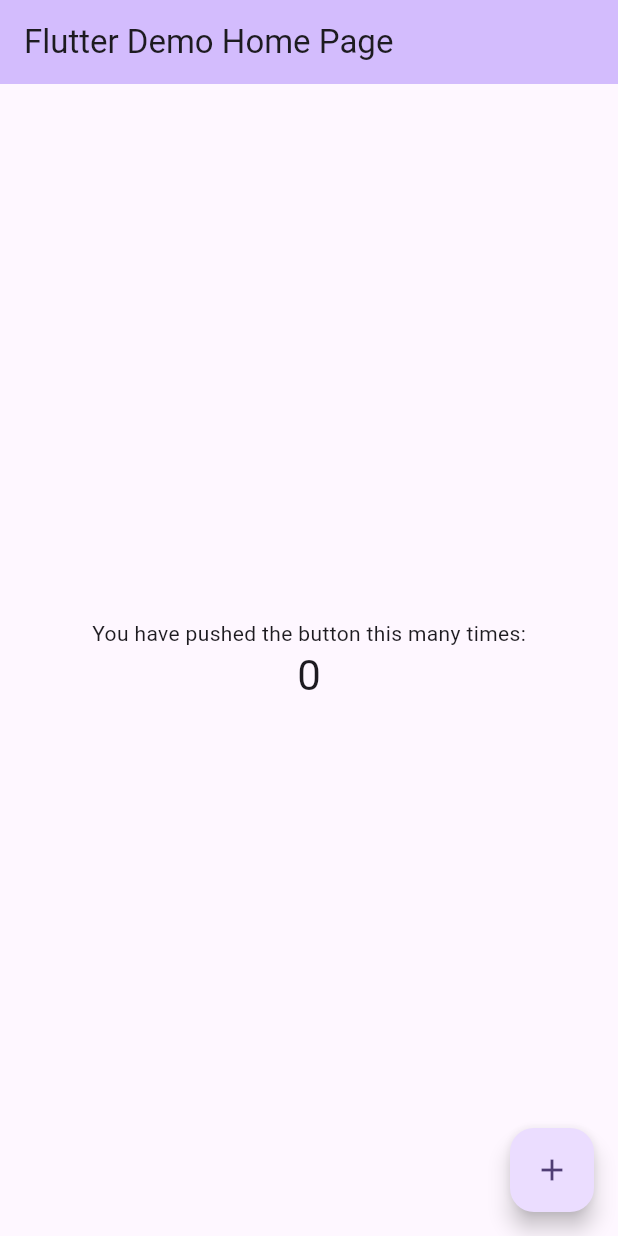
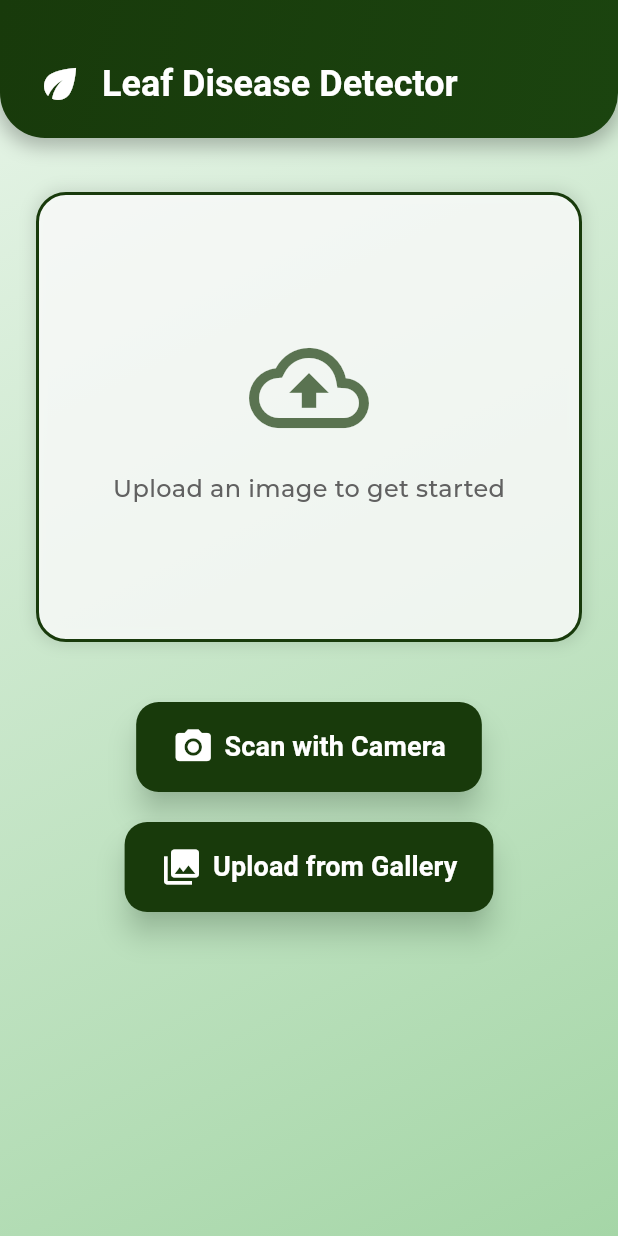
Before and after one commit to ijanan/leaf_disease_detection_app, a Flutter app: the screen it shows after launch, on a phone screen of 412 x 824 dp. Run offline on Flutter 3.47's test engine with Material 3 defaults, Android fonts, the light colour scheme and no system bars; our stand-ins replace google_fonts, image_picker; missing offline and left inert: myapp.

Commit message:
home page design

```diff
--- a/lib/main.dart
+++ b/lib/main.dart
@@ -1,4 +1,8 @@
+import 'package:flutter/foundation.dart';
 import 'package:flutter/material.dart';
+import 'package:google_fonts/google_fonts.dart';
+import 'package:image_picker/image_picker.dart';
+import 'package:myapp/tflite_service.dart';
 
 void main() {
   runApp(const MyApp());
@@ -7,116 +11,293 @@ void main() {
 class MyApp extends StatelessWidget {
   const MyApp({super.key});
 
-  // This widget is the root of your application.
   @override
   Widget build(BuildContext context) {
     return MaterialApp(
-      title: 'Flutter Demo',
+      debugShowCheckedModeBanner: false,
+      title: 'Leaf Disease Detector',
       theme: ThemeData(
-        // This is the theme of your application.
-        //
-        // TRY THIS: Try running your application with "flutter run". You'll see
-        // the application has a purple toolbar. Then, without quitting the app,
-        // try changing the seedColor in the colorScheme below to Colors.green
-        // and then invoke "hot reload" (save your changes or press the "hot
-        // reload" button in a Flutter-supported IDE, or press "r" if you used
-        // the command line to start the app).
-        //
-        // Notice that the counter didn't reset back to zero; the application
-        // state is not lost during the reload. To reset the state, use hot
-        // restart instead.
-        //
-        // This works for code too, not just values: Most code changes can be
-        // tested with just a hot reload.
-        colorScheme: ColorScheme.fromSeed(seedColor: Colors.deepPurple),
+        primaryColor: const Color.fromARGB(255, 24, 58, 11),
+        hintColor: const Color.fromARGB(255, 28, 69, 31),
+        textTheme: GoogleFonts.montserratTextTheme(Theme.of(context).textTheme).copyWith(
+          titleLarge: const TextStyle(fontSize: 24, fontWeight: FontWeight.bold, color: Colors.white),
+          bodyLarge: const TextStyle(fontSize: 16, color: Colors.black87),
+          labelLarge: const TextStyle(fontSize: 18, fontWeight: FontWeight.bold, color: Colors.white),
+        ),
+        appBarTheme: const AppBarTheme(
+          elevation: 0,
+          centerTitle: true,
+        ),
+        useMaterial3: true,
       ),
-      home: const MyHomePage(title: 'Flutter Demo Home Page'),
+      home: const HomeScreen(),
     );
   }
 }
 
-class MyHomePage extends StatefulWidget {
-  const MyHomePage({super.key, required this.title});
-
-  // This widget is the home page of your application. It is stateful, meaning
-  // that it has a State object (defined below) that contains fields that affect
-  // how it looks.
-
-  // This class is the configuration for the state. It holds the values (in this
-  // case the title) provided by the parent (in this case the App widget) and
-  // used by the build method of the State. Fields in a Widget subclass are
-  // always marked "final".
-
-  final String title;
+class HomeScreen extends StatefulWidget {
+  const HomeScreen({super.key});
 
   @override
-  State<MyHomePage> createState() => _MyHomePageState();
+  State<HomeScreen> createState() => _HomeScreenState();
 }
 
-class _MyHomePageState extends State<MyHomePage> {
-  int _counter = 0;
+class _HomeScreenState extends State<HomeScreen> {
+  final ValueNotifier<Uint8List?> _imageBytes = ValueNotifier(null);
+  final ValueNotifier<String?> _result = ValueNotifier(null);
+  final ValueNotifier<double?> _confidence = ValueNotifier(null);
+  final ValueNotifier<bool> _isLoading = ValueNotifier(false);
 
-  void _incrementCounter() {
-    setState(() {
-      // This call to setState tells the Flutter framework that something has
-      // changed in this State, which causes it to rerun the build method below
-      // so that the display can reflect the updated values. If we changed
-      // _counter without calling setState(), then the build method would not be
-      // called again, and so nothing would appear to happen.
-      _counter++;
-    });
+  final TFLiteService _tfliteService = TFLiteService();
+
+  @override
+  void initState() {
+    super.initState();
+    _tfliteService.loadModel();
+  }
+
+  @override
+  void dispose() {
+    _imageBytes.dispose();
+    _result.dispose();
+    _confidence.dispose();
+    _isLoading.dispose();
+    _tfliteService.dispose();
+    super.dispose();
+  }
+
+  Future<void> _pickImage(ImageSource source) async {
+    final picker = ImagePicker();
+    final pickedFile = await picker.pickImage(source: source);
+
+    if (pickedFile != null) {
+      final bytes = await pickedFile.readAsBytes();
+      _imageBytes.value = bytes;
+      _isLoading.value = true;
+      _result.value = null;
+      _confidence.value = null;
+
+      final result = await _tfliteService.runInferenceOnBytes(bytes);
+      if (result != null && result.isNotEmpty) {
+        _result.value = result.keys.first;
+        _confidence.value = result.values.first;
+      } else {
+        _result.value = "Could not classify image.";
+        _confidence.value = 0.0;
+      }
+      _isLoading.value = false;
+    }
   }
 
   @override
   Widget build(BuildContext context) {
-    // This method is rerun every time setState is called, for instance as done
-    // by the _incrementCounter method above.
-    //
-    // The Flutter framework has been optimized to make rerunning build methods
-    // fast, so that you can just rebuild anything that needs updating rather
-    // than having to individually change instances of widgets.
     return Scaffold(
-      appBar: AppBar(
-        // TRY THIS: Try changing the color here to a specific color (to
-        // Colors.amber, perhaps?) and trigger a hot reload to see the AppBar
-        // change color while the other colors stay the same.
-        backgroundColor: Theme.of(context).colorScheme.inversePrimary,
-        // Here we take the value from the MyHomePage object that was created by
-        // the App.build method, and use it to set our appbar title.
-        title: Text(widget.title),
-      ),
-      body: Center(
-        // Center is a layout widget. It takes a single child and positions it
-        // in the middle of the parent.
+      body: Container(
+        decoration: BoxDecoration(
+          gradient: LinearGradient(
+            begin: Alignment.topLeft,
+            end: Alignment.bottomRight,
+            colors: [
+              Colors.green.shade50,
+              Colors.green.shade200,
+            ],
+          ),
+        ),
         child: Column(
-          // Column is also a layout widget. It takes a list of children and
-          // arranges them vertically. By default, it sizes itself to fit its
-          // children horizontally, and tries to be as tall as its parent.
-          //
-          // Column has various properties to control how it sizes itself and
-          // how it positions its children. Here we use mainAxisAlignment to
-          // center the children vertically; the main axis here is the vertical
-          // axis because Columns are vertical (the cross axis would be
-          // horizontal).
-          //
-          // TRY THIS: Invoke "debug painting" (choose the "Toggle Debug Paint"
-          // action in the IDE, or press "p" in the console), to see the
-          // wireframe for each widget.
-          mainAxisAlignment: MainAxisAlignment.center,
-          children: <Widget>[
-            const Text('You have pushed the button this many times:'),
-            Text(
-              '$_counter',
-              style: Theme.of(context).textTheme.headlineMedium,
+          children: [
+            _buildAppBar(),
+            Expanded(
+              child: SingleChildScrollView(
+                child: Padding(
+                  padding: const EdgeInsets.symmetric(horizontal: 24.0, vertical: 16.0),
+                  child: Column(
+                    crossAxisAlignment: CrossAxisAlignment.stretch,
+                    children: [
+                      const SizedBox(height: 20),
+                      _buildImagePicker(),
+                      const SizedBox(height: 40),
+                      _buildButtons(),
+                      const SizedBox(height: 30),
+                      _buildResult(),
+                    ],
+                  ),
+                ),
+              ),
             ),
           ],
         ),
       ),
-      floatingActionButton: FloatingActionButton(
-        onPressed: _incrementCounter,
-        tooltip: 'Increment',
-        child: const Icon(Icons.add),
-      ), // This trailing comma makes auto-formatting nicer for build methods.
+    );
+  }
+
+  Widget _buildAppBar() {
+    return Container(
+      padding: const EdgeInsets.fromLTRB(24, 40, 24, 20),
+      decoration: BoxDecoration(
+        gradient: LinearGradient(
+          colors: [Theme.of(context).primaryColor, const Color.fromARGB(255, 27, 68, 15)],
+          begin: Alignment.topLeft,
+          end: Alignment.bottomRight,
+        ),
+        borderRadius: const BorderRadius.vertical(bottom: Radius.circular(30)),
+        boxShadow: [
+          BoxShadow(
+            color: Colors.black.withAlpha(64),
+            spreadRadius: 2,
+            blurRadius: 10,
+            offset: const Offset(0, 4),
+          )
+        ],
+      ),
+      child: Row(
+        children: [
+          const Icon(Icons.eco, color: Colors.white, size: 32),
+          const SizedBox(width: 12),
+          Text('Leaf Disease Detector', style: Theme.of(context).textTheme.titleLarge),
+        ],
+      ),
+    );
+  }
+
+  Widget _buildImagePicker() {
+    return ValueListenableBuilder<Uint8List?>(
+      valueListenable: _imageBytes,
+      builder: (context, imageBytes, child) {
+        return Container(
+          height: 300,
+          decoration: BoxDecoration(
+            color: Colors.white.withAlpha(204),
+            borderRadius: BorderRadius.circular(20),
+            border: Border.all(color: Theme.of(context).primaryColor, width: 2),
+            boxShadow: [
+              BoxShadow(
+                color: Colors.black.withAlpha(26),
+                spreadRadius: 2,
+                blurRadius: 8,
+              ),
+            ],
+          ),
+          child: imageBytes != null
+              ? ClipRRect(
+                  borderRadius: BorderRadius.circular(18),
+                  child: Image.memory(imageBytes, fit: BoxFit.cover, width: double.infinity),
+                )
+              : Center(
+                  child: Column(
+                    mainAxisAlignment: MainAxisAlignment.center,
+                    children: [
+                      Icon(Icons.cloud_upload_outlined, size: 80, color: Theme.of(context).primaryColor.withAlpha(178)),
+                      const SizedBox(height: 16),
+                      Text(
+                        'Upload an image to get started',
+                        style: TextStyle(
+                          fontSize: 16,
+                          color: Colors.grey.shade700,
+                          fontWeight: FontWeight.w500,
+                        ),
+                      ),
+                    ],
+                  ),
+                ),
+        );
+      },
+    );
+  }
+
+  Widget _buildButtons() {
+    return Column(
+      children: [
+        _buildButton(
+          icon: Icons.camera_alt,
+          label: 'Scan with Camera',
+          onPressed: () => _pickImage(ImageSource.camera),
+        ),
+        const SizedBox(height: 20),
+        _buildButton(
+          icon: Icons.photo_library,
+          label: 'Upload from Gallery',
+          onPressed: () => _pickImage(ImageSource.gallery),
+        ),
+      ],
+    );
+  }
+
+  Widget _buildButton({required IconData icon, required String label, required VoidCallback onPressed}) {
+    return ElevatedButton.icon(
+      onPressed: onPressed,
+      icon: Icon(icon, size: 28),
+      label: Text(label),
+      style: ElevatedButton.styleFrom(
+        padding: const EdgeInsets.symmetric(vertical: 16, horizontal: 24),
+        backgroundColor: Theme.of(context).primaryColor,
+        foregroundColor: Colors.white,
+        shape: RoundedRectangleBorder(borderRadius: BorderRadius.circular(15)),
+        elevation: 8,
+        shadowColor: Theme.of(context).hintColor.withAlpha(128),
+        textStyle: Theme.of(context).textTheme.labelLarge,
+      ),
+    );
+  }
+
+  Widget _buildResult() {
+    return ValueListenableBuilder<bool>(
+      valueListenable: _isLoading,
+      builder: (context, isLoading, child) {
+        if (isLoading) {
+          return Center(
+            child: CircularProgressIndicator(
+              valueColor: AlwaysStoppedAnimation<Color>(Theme.of(context).primaryColor),
+            ),
+          );
+        }
+        return ValueListenableBuilder<String?>(
+          valueListenable: _result,
+          builder: (context, result, child) {
+            if (result == null) {
+              return const SizedBox.shrink();
+            }
+            return Container(
+              padding: const EdgeInsets.all(20),
+              decoration: BoxDecoration(
+                color: Colors.white,
+                borderRadius: BorderRadius.circular(20),
+                boxShadow: [
+                  BoxShadow(
+                    color: Colors.black.withAlpha(26),
+                    spreadRadius: 2,
+                    blurRadius: 10,
+                  )
+                ],
+              ),
+              child: Column(
+                children: [
+                  Text(
+                    'Prediction',
+                    style: TextStyle(fontSize: 22, fontWeight: FontWeight.bold, color: Theme.of(context).primaryColor),
+                  ),
+                  const SizedBox(height: 12),
+                  Text(
+                    result,
+                    textAlign: TextAlign.center,
+                    style: TextStyle(fontSize: 20, fontWeight: FontWeight.w600, color: Theme.of(context).hintColor),
+                  ),
+                  const SizedBox(height: 10),
+                  ValueListenableBuilder<double?>(
+                    valueListenable: _confidence,
+                    builder: (context, confidence, child) {
+                      if (confidence == null) return const SizedBox.shrink();
+                      return Text(
+                        'Confidence: ${(confidence * 100).toStringAsFixed(2)}%',
+                        style: const TextStyle(fontSize: 16, color: Colors.black54, fontWeight: FontWeight.w500),
+                      );
+                    },
+                  ),
+                ],
+              ),
+            );
+          },
+        );
+      },
     );
   }
 }
```
